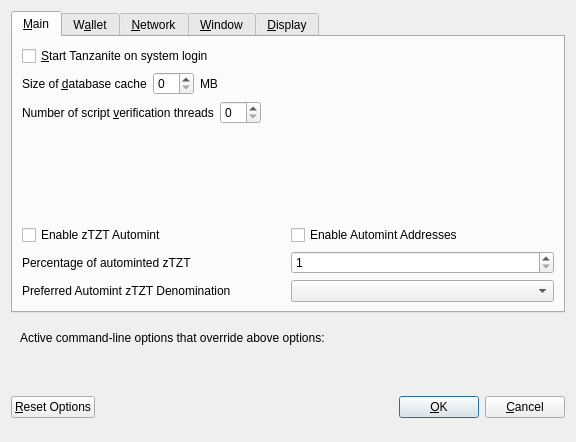
This is src/qt/forms/optionsdialog.ui in altecoin-altc/altecoin as Qt 5 draws it before an edit. The edited form follows.
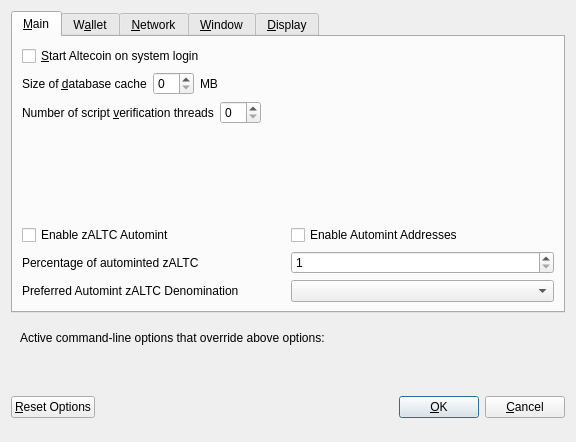
This is the edited form. Custom widgets are drawn as their Qt base class.

Diff of the .ui file:
```diff
--- a/src/qt/forms/optionsdialog.ui
+++ b/src/qt/forms/optionsdialog.ui
@@ -33,7 +33,7 @@
           <string>Automatically start Tanzanite after logging in to the system.</string>
          </property>
          <property name="text">
-          <string>&amp;Start Tanzanite on system login</string>
+          <string>&amp;Start Altecoin on system login</string>
          </property>
         </widget>
        </item>
@@ -147,7 +147,7 @@
                <enum>Qt::LeftToRight</enum>
               </property>
               <property name="text">
-               <string>Enable zTZT Automint</string>
+               <string>Enable zALTC Automint</string>
               </property>
              </widget>
             </item>
@@ -174,7 +174,7 @@
                <string>Percentage of incoming TZT which get automatically converted to zTZT via Zerocoin Protocol (min: 10%)</string>
               </property>
               <property name="text">
-               <string>Percentage of autominted zTZT</string>
+               <string>Percentage of autominted zALTC</string>
               </property>
              </widget>
             </item>
@@ -207,7 +207,7 @@
                <string>Wait with automatic conversion to Zerocoin until enough TZT for this denomination is available</string>
               </property>
               <property name="text">
-               <string>Preferred Automint zTZT Denomination</string>
+               <string>Preferred Automint zALTC Denomination</string>
               </property>
              </widget>
             </item>
```
Left out of the diff: 20 changed lines with no effect on the pictures.
